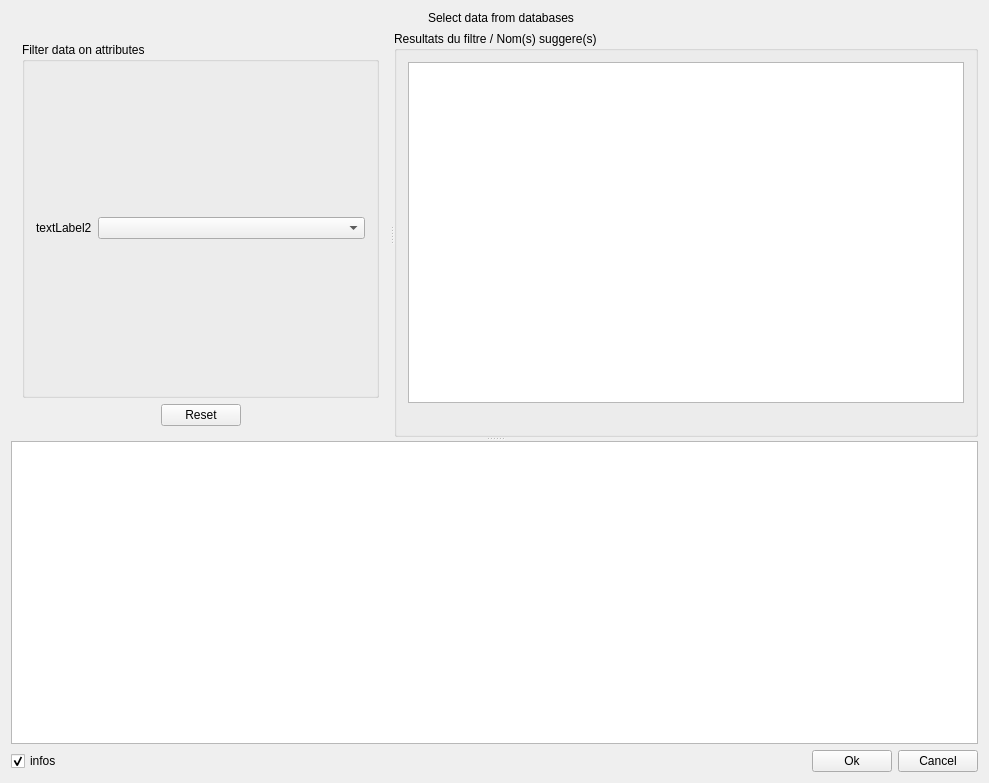
Qt form python/brainvisa/data/qt4gui/diskItemBrowser.ui (brainvisa/axon) before a commit.
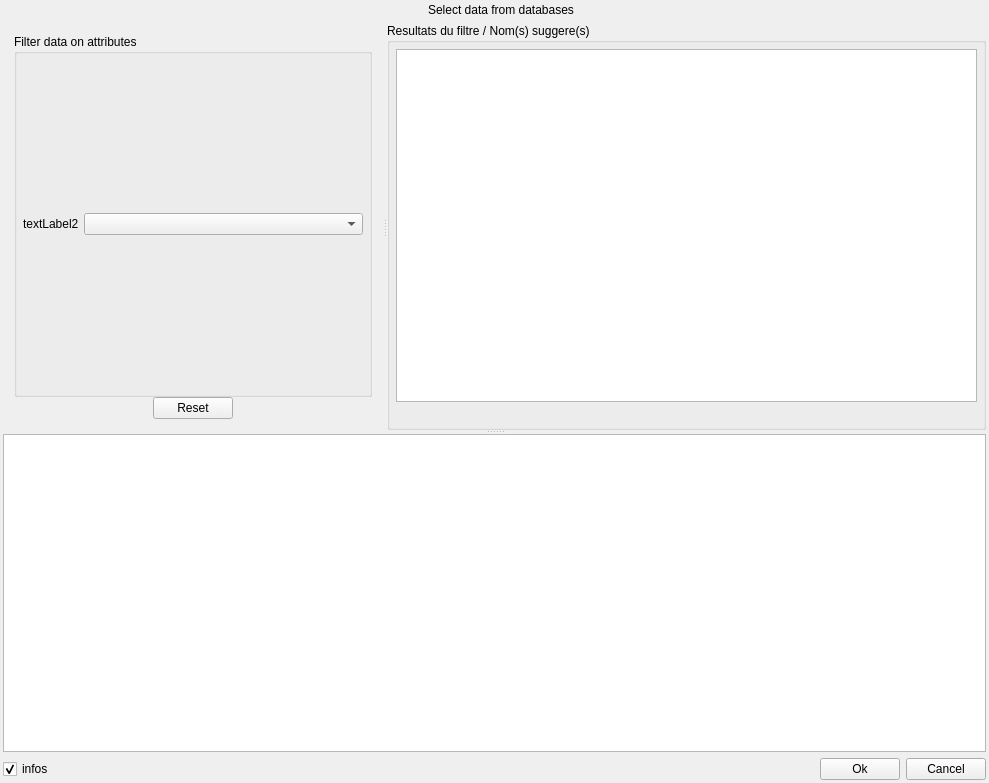
The same form after that commit. Icons and pictures are not drawn.

Commit message: #364 Enable database icon visibility in diskitembrowser for qt4 and updated margins

What changed in the file:
```diff
--- a/python/brainvisa/data/qt4gui/diskItemBrowser.ui
+++ b/python/brainvisa/data/qt4gui/diskItemBrowser.ui
@@ -13,13 +13,25 @@
   <property name="windowTitle">
    <string>Select data from databases</string>
   </property>
-  <layout class="QVBoxLayout" name="verticalLayout">
+  <layout class="QVBoxLayout" >
+   <property name="leftMargin" >
+    <number>3</number>
+   </property>
+   <property name="topMargin" >
+    <number>3</number>
+   </property>
+   <property name="rightMargin" >
+    <number>3</number>
+   </property>
+   <property name="bottomMargin" >
+    <number>3</number>
+   </property>
    <item>
-    <layout class="QHBoxLayout">
+    <layout class="QHBoxLayout" >
      <item>
-      <widget class="QLabel" name="labDatabaseIcon">
-       <property name="sizePolicy">
-        <sizepolicy hsizetype="Fixed" vsizetype="Fixed">
+      <widget class="QLabel" name="labDatabaseIcon" >
+       <property name="sizePolicy" >
+        <sizepolicy vsizetype="Fixed" hsizetype="Fixed" >
          <horstretch>0</horstretch>
          <verstretch>0</verstretch>
         </sizepolicy>
@@ -36,9 +48,9 @@
       </widget>
      </item>
      <item>
-      <widget class="QLabel" name="titleLabel">
-       <property name="sizePolicy">
-        <sizepolicy hsizetype="Expanding" vsizetype="Fixed">
+      <widget class="QLabel" name="titleLabel" >
+       <property name="sizePolicy" >
+        <sizepolicy vsizetype="Fixed" hsizetype="Expanding" >
          <horstretch>0</horstretch>
          <verstretch>0</verstretch>
         </sizepolicy>
@@ -57,25 +69,46 @@
     </layout>
    </item>
    <item>
-    <widget class="QSplitter" name="splitter_2">
-     <property name="orientation">
+    <widget class="QSplitter" name="splitter_2" >
+     <property name="orientation" >
       <enum>Qt::Vertical</enum>
      </property>
      <widget class="QSplitter" name="splitter">
       <property name="orientation">
        <enum>Qt::Horizontal</enum>
       </property>
-      <widget class="QWidget" name="">
-       <layout class="QVBoxLayout">
+      <widget class="QWidget" name="layoutWidget" >
+       <layout class="QVBoxLayout" >
+        <property name="spacing" >
+         <number>0</number>
+        </property>
         <item>
-         <widget class="QGroupBox" name="attributesFrame">
-          <property name="title">
+         <widget class="QGroupBox" name="attributesFrame" >
+          <property name="title" >
            <string>Filter data on attributes</string>
           </property>
-          <layout class="QGridLayout">
-           <item row="0" column="0">
-            <widget class="QLabel" name="textLabel2">
-             <property name="text">
+          <layout class="QGridLayout" >
+           <property name="leftMargin" >
+            <number>6</number>
+           </property>
+           <property name="topMargin" >
+            <number>6</number>
+           </property>
+           <property name="rightMargin" >
+            <number>6</number>
+           </property>
+           <property name="bottomMargin" >
+            <number>6</number>
+           </property>
+           <property name="horizontalSpacing" >
+            <number>5</number>
+           </property>
+           <property name="verticalSpacing" >
+            <number>5</number>
+           </property>
+           <item row="0" column="0" >
+            <widget class="QLabel" name="textLabel2" >
+             <property name="text" >
               <string>textLabel2</string>
              </property>
              <property name="wordWrap">
@@ -83,10 +116,10 @@
              </property>
             </widget>
            </item>
-           <item row="0" column="1">
-            <widget class="QComboBox" name="comboBox1">
-             <property name="sizePolicy">
-              <sizepolicy hsizetype="Expanding" vsizetype="Fixed">
+           <item row="0" column="1" >
+            <widget class="QComboBox" name="comboBox1" >
+             <property name="sizePolicy" >
+              <sizepolicy vsizetype="Fixed" hsizetype="Expanding" >
                <horstretch>0</horstretch>
                <verstretch>0</verstretch>
               </sizepolicy>
@@ -97,7 +130,10 @@
          </widget>
         </item>
         <item>
-         <layout class="QHBoxLayout">
+         <layout class="QHBoxLayout" >
+          <property name="spacing" >
+           <number>0</number>
+          </property>
           <item>
            <spacer>
             <property name="orientation">
@@ -115,8 +151,8 @@
            </spacer>
           </item>
           <item>
-           <widget class="QPushButton" name="btnReset">
-            <property name="text">
+           <widget class="QPushButton" name="btnReset" >
+            <property name="text" >
              <string>Reset</string>
             </property>
            </widget>
@@ -145,13 +181,28 @@
        <property name="title">
         <string>Resultats du filtre / Nom(s) suggere(s)</string>
        </property>
-       <layout class="QVBoxLayout">
+       <layout class="QVBoxLayout" >
+        <property name="spacing" >
+         <number>5</number>
+        </property>
+        <property name="leftMargin" >
+         <number>6</number>
+        </property>
+        <property name="topMargin" >
+         <number>6</number>
+        </property>
+        <property name="rightMargin" >
+         <number>6</number>
+        </property>
+        <property name="bottomMargin" >
+         <number>6</number>
+        </property>
         <item>
-         <widget class="QListWidget" name="lstItems"/>
+         <widget class="QListWidget" name="lstItems" />
         </item>
         <item>
-         <widget class="QLabel" name="labItems">
-          <property name="text">
+         <widget class="QLabel" name="labItems" >
+          <property name="text" >
            <string/>
           </property>
          </widget>
@@ -170,10 +221,10 @@
     </widget>
    </item>
    <item>
-    <layout class="QHBoxLayout">
+    <layout class="QHBoxLayout" >
      <item>
-      <widget class="QCheckBox" name="checkBox1">
-       <property name="text">
+      <widget class="QCheckBox" name="checkBox1" >
+       <property name="text" >
         <string>infos</string>
        </property>
        <property name="checked">
@@ -198,9 +249,9 @@
       </spacer>
      </item>
      <item>
-      <widget class="QPushButton" name="btnOk">
-       <property name="sizePolicy">
-        <sizepolicy hsizetype="Minimum" vsizetype="Fixed">
+      <widget class="QPushButton" name="btnOk" >
+       <property name="sizePolicy" >
+        <sizepolicy vsizetype="Fixed" hsizetype="Minimum" >
          <horstretch>0</horstretch>
          <verstretch>0</verstretch>
         </sizepolicy>
@@ -211,8 +262,8 @@
       </widget>
      </item>
      <item>
-      <widget class="QPushButton" name="btnCancel">
-       <property name="text">
+      <widget class="QPushButton" name="btnCancel" >
+       <property name="text" >
         <string>Cancel</string>
        </property>
       </widget>
@@ -221,7 +272,7 @@
    </item>
   </layout>
  </widget>
- <layoutdefault spacing="6" margin="11"/>
+ <layoutdefault spacing="6" margin="11" />
  <resources/>
  <connections>
   <connection>
```
Left out of the diff: 65 changed lines with no effect on the pictures.
